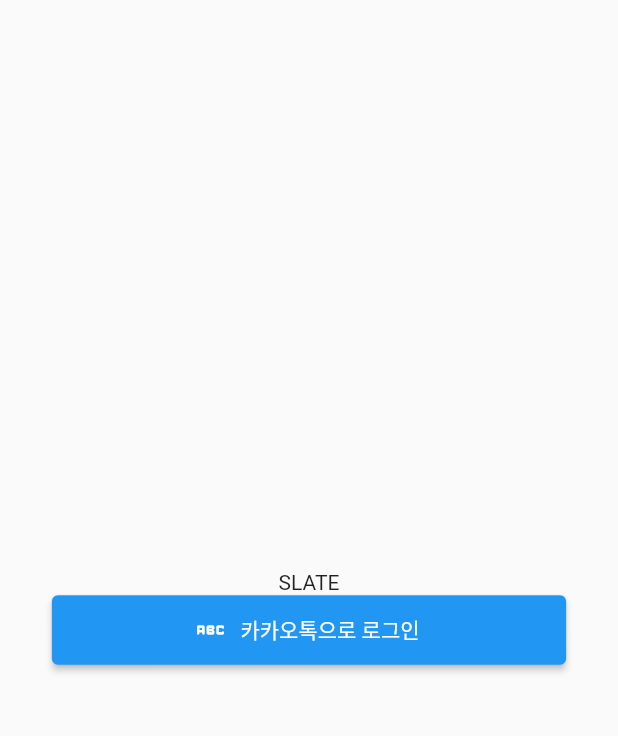
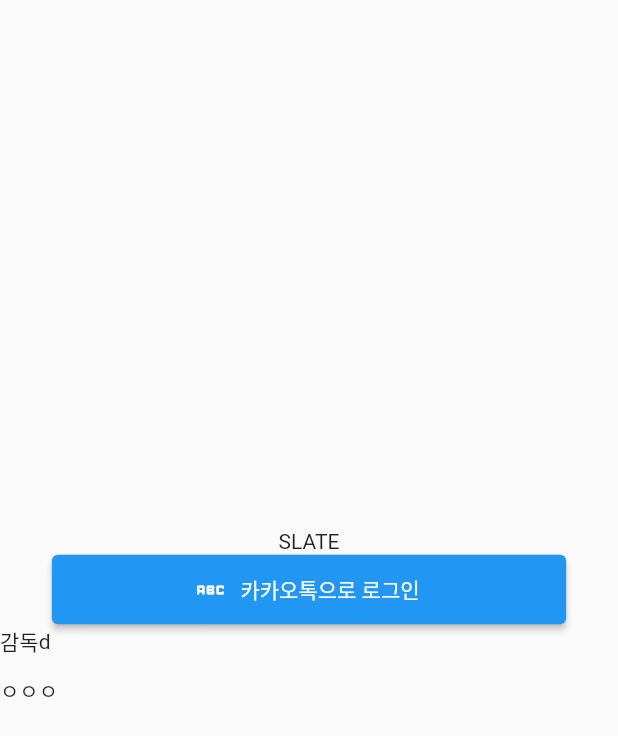
Before and after one commit to slate-movte/slate-client, a Flutter app: the screen it shows after launch, on a phone screen of 412 x 824 dp. Shown: the top 736 px of the screen. Run offline on Flutter 3.47's test engine with Material 2 defaults, Android fonts, the phone set to English and light mode, and no system bars; our stand-ins replace carousel_slider, dartz, equatable, flutter_screenutil.

Commit message:
add : createa TextBoard widget

```diff
--- a/lib/presentation/views/sign_in_view.dart
+++ b/lib/presentation/views/sign_in_view.dart
@@ -2,6 +2,7 @@
 import 'package:flutter_screenutil/flutter_screenutil.dart';
 import 'package:slate/presentation/views/home_view.dart';
 import 'package:slate/presentation/views/sign_up_view.dart';
+import 'package:slate/presentation/widgets/text_board.dart';
 
 class SignInView extends StatelessWidget {
   const SignInView({super.key});
@@ -28,6 +29,12 @@
                     );
                   },
                 ),
+                TextBoard(
+                  title: '감독',
+                  content: 'ㅇㅇㅇ',
+                  onTrailing: true,
+                  trailing: Text('d'),
+                ),
               ],
             ),
           ],
--- /dev/null
+++ b/lib/presentation/widgets/text_board.dart
@@ -0,0 +1,39 @@
+import 'package:flutter/material.dart';
+
+class TextBoard extends StatelessWidget {
+  final String title;
+  final String content;
+  bool onTrailing;
+  Widget? trailing;
+
+  TextBoard({
+    super.key,
+    required this.title,
+    required this.content,
+    this.onTrailing = false,
+    this.trailing,
+  }) : assert(trailing == null || onTrailing,
+            'Trailing wideget is only available when onTrailing is true.');
+
+  @override
+  Widget build(BuildContext context) {
+    return Column(
+      crossAxisAlignment: CrossAxisAlignment.start,
+      children: [
+        Padding(
+          padding: const EdgeInsets.only(bottom: 12.0),
+          child: Row(
+            children: [
+              Text(title),
+              Visibility(
+                visible: onTrailing,
+                child: trailing ?? SizedBox(),
+              ),
+            ],
+          ),
+        ),
+        Text(content),
+      ],
+    );
+  }
+}
```
